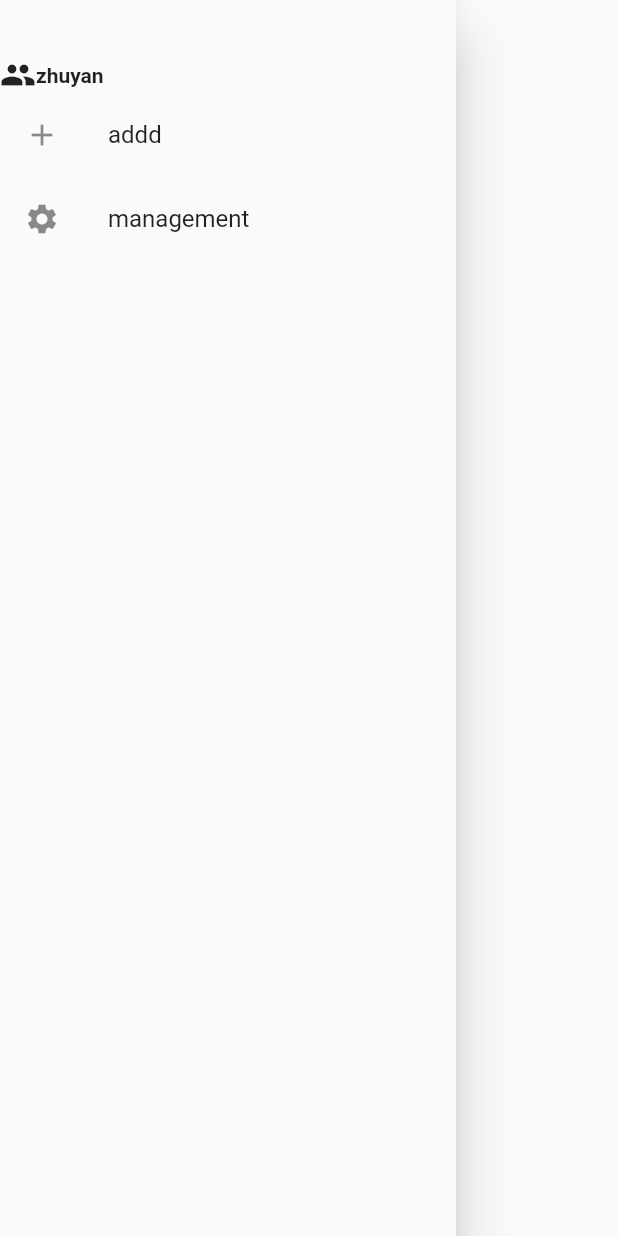
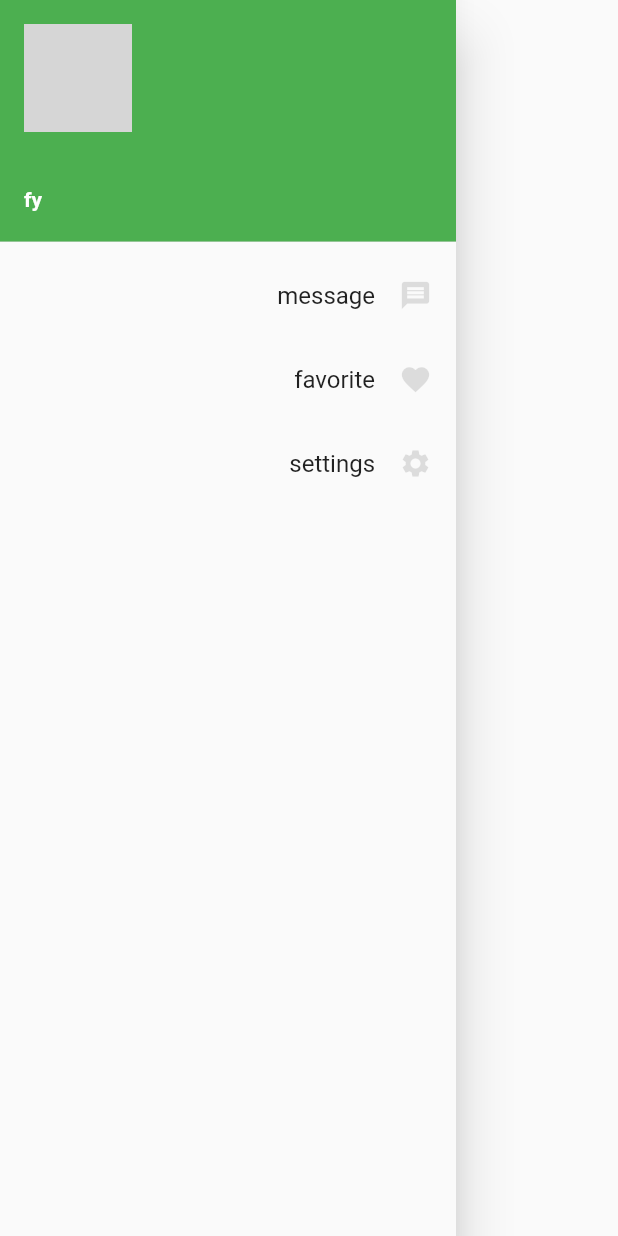
Before and after one commit to myflutter/Fy, a Flutter app: the MyDrawer widget shown alone on an empty page, opened directly, on a phone screen of 412 x 824 dp. Run offline on Flutter 3.47's test engine with Material 2 defaults, Android fonts, the phone set to English and light mode, and no system bars; our stand-ins replace dio; grey boxes are pictures that could not be loaded.

Commit message:
drawer更新

```diff
--- a/lib/drawer/drawer.dart
+++ b/lib/drawer/drawer.dart
@@ -4,36 +4,57 @@ class MyDrawer extends StatefulWidget {
   MyDrawerState createState() => new MyDrawerState();
 }
 class MyDrawerState extends State<MyDrawer> {
+  Widget userHeader =new UserAccountsDrawerHeader(
+    accountName: Text('fy', style:TextStyle(fontWeight:FontWeight.bold)),
+    accountEmail: null,
+    currentAccountPicture: new CircleAvatar(
+      backgroundImage: AssetImage('./lib/images/ic_launcher.ong'),
+    ),
+    decoration: BoxDecoration(
+      color: Colors.green
+    ),
+  );
   @override
   Widget build(BuildContext context) {
     return Drawer(
-      child: Column(
+      child: MediaQuery.removePadding(
+        context: context,
+        // DrawerHeader consumes top MediaQuery padding.
+        removeTop: true,
+        child: Column(
         children: <Widget>[
-          Padding(
-            padding: EdgeInsets.only(top:38.0),
-            child: Row(
-              children: <Widget>[
-                Icon(Icons.people),
-                Text('zhuyan', style: TextStyle(fontWeight:FontWeight.bold),)
-              ],
-            ),
-          ),
           Expanded(
             child: ListView(
               children: <Widget>[
+                userHeader,
                 ListTile(
-                  leading: Icon(Icons.add),
-                  title: Text('addd'),
+                  trailing: Icon(Icons.message, color: Colors.black12, size: 22.0,),
+                  title: Text('message', textAlign: TextAlign.right,),
+                  onTap: () {
+                    Navigator.pop(context);
+                  },
                 ),
                 ListTile(
-                  leading: Icon(Icons.settings),
-                  title: Text('management'),
+                  trailing: Icon(Icons.favorite, color: Colors.black12, size: 22.0,),
+                  title: Text('favorite', textAlign: TextAlign.right,),
+                  onTap: () {
+                    Navigator.pop(context);
+                  },
+                ),
+                ListTile(
+                  trailing: Icon(Icons.settings, color: Colors.black12, size: 22.0,),
+                  title: Text('settings', textAlign: TextAlign.right,),
+                  onTap: () {
+                    Navigator.pop(context);
+                  },
                 )
               ],
             ),
           )
         ],
       ),
+      )
+
     );
   }
 }
--- a/pubspec.yaml
+++ b/pubspec.yaml
@@ -43,8 +43,8 @@ flutter:
   uses-material-design: true
 
   # To add assets to your application, add an assets section, like this:
-  # assets:
-  #  - images/a_dot_burr.jpeg
+  assets:
+    - ./lib/images/ic_launcher.png
   #  - images/a_dot_ham.jpeg
 
   # An image asset can refer to one or more resolution-specific "variants", see
```
Also changed, not shown: lib/main.dart (+11 -4 lines), lib/images/ic_launcher.png (added), 11 other files.
